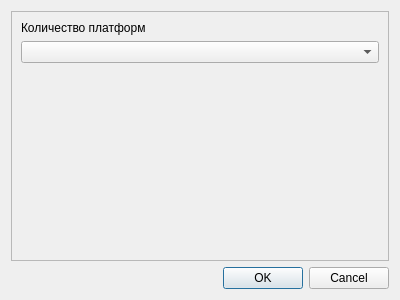
Qt form drivers/devices/jump_plate/jumpplateparamsdialog.ui (grigp/a-analyser) before a commit.
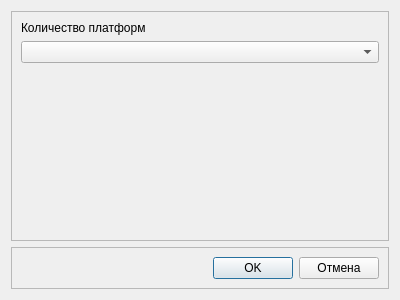
The same form after that commit.

Commit message: Замена ButtonBar в ряде диалоговых окон

```diff
--- a/drivers/devices/jump_plate/jumpplateparamsdialog.ui
+++ b/drivers/devices/jump_plate/jumpplateparamsdialog.ui
@@ -50,13 +50,42 @@
     </widget>
    </item>
    <item>
-    <widget class="QDialogButtonBox" name="buttonBox">
-     <property name="orientation">
-      <enum>Qt::Horizontal</enum>
+    <widget class="QFrame" name="frModalButtons">
+     <property name="frameShape">
+      <enum>QFrame::StyledPanel</enum>
      </property>
-     <property name="standardButtons">
-      <set>QDialogButtonBox::Cancel|QDialogButtonBox::Ok</set>
+     <property name="frameShadow">
+      <enum>QFrame::Raised</enum>
      </property>
+     <layout class="QHBoxLayout" name="horizontalLayout_10">
+      <item>
+       <spacer name="horizontalSpacer_5">
+        <property name="orientation">
+         <enum>Qt::Horizontal</enum>
+        </property>
+        <property name="sizeHint" stdset="0">
+         <size>
+          <width>40</width>
+          <height>20</height>
+         </size>
+        </property>
+       </spacer>
+      </item>
+      <item>
+       <widget class="QPushButton" name="btnOK">
+        <property name="text">
+         <string>OK</string>
+        </property>
+       </widget>
+      </item>
+      <item>
+       <widget class="QPushButton" name="btnCancel">
+        <property name="text">
+         <string>Отмена</string>
+        </property>
+       </widget>
+      </item>
+     </layout>
     </widget>
    </item>
   </layout>
```
Left out of the diff: 24 changed lines with no effect on the pictures. The commit also changes 7 other files.
